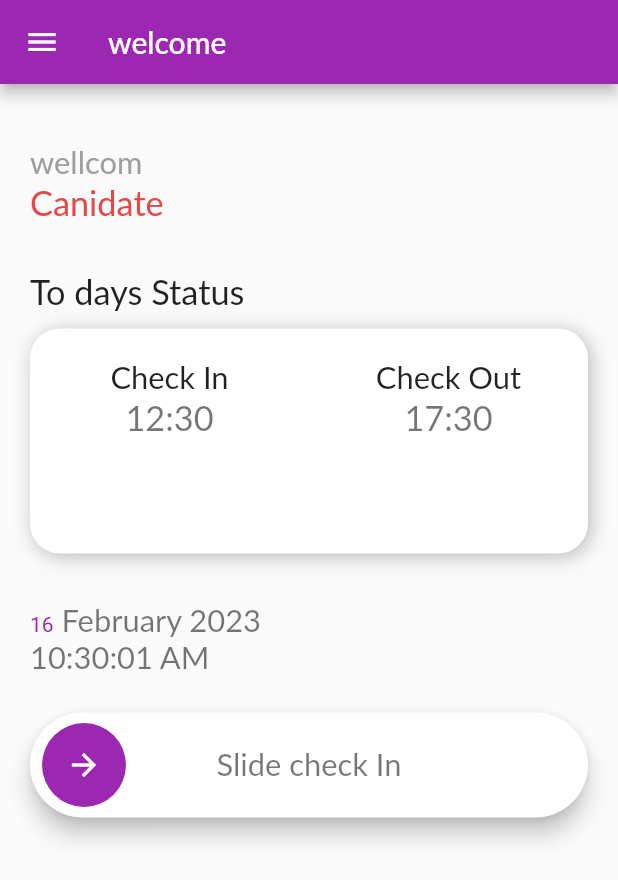
After one commit to aweys231/nani_app, a Flutter app: the CanidateAttandance screen opened by its route, on a phone screen of 412 x 824 dp. The commit adds this screen. Shown: the top 880 px of the screen. Run offline on Flutter 3.47's test engine with Material 2 defaults, Android fonts, the phone set to English and light mode, and no system bars; drawn by our look-alikes of slide_to_act; our stand-ins replace cached_network_image, carousel_slider, dropdown_button2, file_picker, flutter_image_slideshow, flutter_svg and 6 more; missing offline and left inert: contact_picker_web, dropdown_search2, extended_phone_number_input, month_year_picker; accounts and stored records are empty; network calls fail; Roboto replaces fonts that are missing (Lato); statements that could not run were skipped.

Commit message:
02-16-2022

```diff
--- a/lib/main.dart
+++ b/lib/main.dart
@@ -10,6 +10,7 @@ import 'package:nanirecruitment/providers/great_places.dart';
 import 'package:nanirecruitment/providers/legal_info_provider.dart';
 import 'package:nanirecruitment/screens/Availabilities.dart';
 import 'package:nanirecruitment/screens/add_place_screen.dart';
+import 'package:nanirecruitment/screens/attandance.dart';
 import 'package:nanirecruitment/screens/auth_screen.dart';
 import 'package:nanirecruitment/screens/availability.dart';
 import 'package:nanirecruitment/screens/canidate_legal_info.dart';
@@ -100,7 +101,7 @@ class MyApp extends StatelessWidget {
                FilePickerDemo.routeName: (ctx) => FilePickerDemo(),
                 Availability.routeName: (ctx) => Availability(auth.candidate_id),
                 AddPlaceScreen.routeName: (ctx) => AddPlaceScreen(auth.candidate_id),
-                // JobDetails.routeName: (ctx) => JobDetails(id: 1,),
+                CanidateAttandance.routeName: (ctx) => CanidateAttandance(),
         },
       ),
       )
--- /dev/null
+++ b/lib/screens/attandance.dart
@@ -0,0 +1,212 @@
+// ignore_for_file: prefer_const_constructors, unnecessary_import, implementation_imports, avoid_unnecessary_containers, unused_local_variable, empty_catches
+
+import 'package:flutter/material.dart';
+import 'package:flutter/src/widgets/container.dart';
+import 'package:flutter/src/widgets/framework.dart';
+import 'package:http/http.dart';
+import 'package:intl/intl.dart';
+import 'package:nanirecruitment/widgets/app_drawer.dart';
+import 'package:slide_to_act/slide_to_act.dart';
+
+class CanidateAttandance extends StatefulWidget {
+  const CanidateAttandance({super.key});
+  static const routeName = '/candidate-attandance';
+
+  @override
+  State<CanidateAttandance> createState() => _CanidateAttandanceState();
+}
+
+class _CanidateAttandanceState extends State<CanidateAttandance> {
+  double screenHeight = 0;
+  double screenWidth = 0;
+  String checkInt = '--/--';
+  String checkOut = '--/--';
+  void getRecode() async {
+    try {
+      setState(() {
+        checkInt = 'checkInt';
+        checkOut = 'checkOut';
+      });
+    } catch (e) {
+      setState(() {
+        checkInt = '--/--';
+        checkOut = '--/--';
+      });
+    }
+  }
+
+  @override
+  Widget build(BuildContext context) {
+    screenHeight = MediaQuery.of(context).size.height;
+    screenWidth = MediaQuery.of(context).size.width;
+    return Scaffold(
+      appBar: AppBar(
+        title: Text('welcome'),
+      ),
+      drawer: AppDrawer(),
+      body: SingleChildScrollView(
+        padding: EdgeInsets.all(20),
+        child: Column(
+          children: [
+            Container(
+              alignment: Alignment.centerLeft,
+              margin: EdgeInsets.only(top: 20),
+              child: Text(
+                "wellcom",
+                style: TextStyle(
+                  color: Colors.grey,
+                  fontSize: screenWidth / 20,
+                  fontFamily: 'Lato',
+                ),
+              ),
+            ),
+            Container(
+              alignment: Alignment.centerLeft,
+              // margin: EdgeInsets.only(top: 32),
+              child: Text(
+                "Canidate",
+                style: TextStyle(
+                  color: Color.fromARGB(255, 227, 73, 73),
+                  fontSize: screenWidth / 18,
+                  fontFamily: 'Lato',
+                ),
+              ),
+            ),
+            Container(
+              alignment: Alignment.centerLeft,
+              margin: EdgeInsets.only(top: 32),
+              child: Text(
+                "To days Status",
+                style: TextStyle(
+                  fontSize: screenWidth / 18,
+                  fontFamily: 'Lato',
+                ),
+              ),
+            ),
+            Container(
+              margin: EdgeInsets.only(top: 12, bottom: 32),
+              height: 150,
+              decoration: BoxDecoration(
+                color: Colors.white,
+                // ignore: prefer_const_literals_to_create_immutables
+                boxShadow: [
+                  BoxShadow(
+                      color: Colors.black26,
+                      blurRadius: 10,
+                      offset: Offset(2, 2))
+                ],
+                borderRadius: BorderRadius.all(Radius.circular(20)),
+              ),
+              child: Row(
+                mainAxisAlignment: MainAxisAlignment.center,
+                crossAxisAlignment: CrossAxisAlignment.center,
+                children: [
+                  Expanded(
+                      child: Container(
+                    margin: EdgeInsets.only(top: 20),
+                    child: Column(
+                      children: [
+                        Text(
+                          "Check In",
+                          style: TextStyle(
+                            fontSize: screenWidth / 20,
+                            fontFamily: 'Lato',
+                          ),
+                        ),
+                        Text(
+                          "12:30",
+                          style: TextStyle(
+                              fontSize: screenWidth / 18,
+                              fontFamily: 'Lato',
+                              color: Colors.black54),
+                        ),
+                      ],
+                    ),
+                  )),
+                  Expanded(
+                      child: Container(
+                    margin: EdgeInsets.only(top: 20),
+                    child: Column(
+                      children: [
+                        Text(
+                          "Check Out",
+                          style: TextStyle(
+                            fontSize: screenWidth / 20,
+                            fontFamily: 'Lato',
+                          ),
+                        ),
+                        Text(
+                          "17:30",
+                          style: TextStyle(
+                              fontSize: screenWidth / 18,
+                              fontFamily: 'Lato',
+                              color: Colors.black54),
+                        ),
+                      ],
+                    ),
+                  ))
+                ],
+              ),
+            ),
+            Container(
+                alignment: Alignment.centerLeft,
+                child: RichText(
+                  text: TextSpan(
+                      text: DateTime.now().day.toString(),
+                      style: TextStyle(color: Colors.purple),
+                      children: [
+                        TextSpan(
+                          text: DateFormat(' MMMM yyyy').format(DateTime.now()),
+                          style: TextStyle(
+                              fontSize: screenWidth / 20,
+                              fontFamily: 'Lato',
+                              color: Colors.black54),
+                        )
+                      ]),
+                )),
+            StreamBuilder(
+                stream: Stream.periodic(const Duration(seconds: 1)),
+                builder: (context, snapshot) {
+                  return Container(
+                    alignment: Alignment.centerLeft,
+                    child: Text(
+                      DateFormat('hh:mm:ss a').format(DateTime.now()),
+                      style: TextStyle(
+                          fontSize: screenWidth / 20,
+                          fontFamily: 'Lato',
+                          color: Colors.black54),
+                    ),
+                  );
+                }),
+            checkOut == '--/--'
+                ? Container(
+                    margin: EdgeInsets.only(top: 24),
+                    child: Builder(builder: (context) {
+                      final GlobalKey<SlideActionState> key = GlobalKey();
+                      return SlideAction(
+                        text: checkInt == '--/--'
+                            ? "Slide check In"
+                            : "Slide check Out",
+                        textStyle: TextStyle(
+                            fontSize: screenWidth / 20,
+                            fontFamily: 'Lato',
+                            color: Colors.black54),
+                        outerColor: Colors.white,
+                        innerColor: Colors.purple,
+                        key: key,
+                        onSubmit: (() {
+                          key.currentState!.reset();
+                          getRecode();
+                        }),
+                      );
+                    }),
+                  )
+                : Container(
+                    child: Text('You have already check out'),
+                  ),
+          ],
+        ),
+      ),
+    );
+  }
+}
--- a/lib/widgets/app_drawer.dart
+++ b/lib/widgets/app_drawer.dart
@@ -4,6 +4,7 @@ import 'package:flutter/material.dart';
 import 'package:nanirecruitment/helpers/custom_route.dart';
 import 'package:nanirecruitment/screens/Availabilities.dart';
 import 'package:nanirecruitment/screens/add_place_screen.dart';
+import 'package:nanirecruitment/screens/attandance.dart';
 import 'package:nanirecruitment/screens/availability.dart';
 import 'package:nanirecruitment/screens/canidate_legal_info.dart';
 import 'package:nanirecruitment/widgets/file_upload.dart';
@@ -63,6 +64,16 @@ class AppDrawer extends StatelessWidget {
                   .pushReplacementNamed(AddPlaceScreen.routeName);
             },
           ),
+           Divider(),
+          ListTile(
+            leading: Icon(Icons.location_on_outlined),
+            title: Text('Attandance'),
+            onTap: () {
+
+               Navigator.of(context)
+                  .pushReplacementNamed(CanidateAttandance.routeName);
+            },
+          ),
           Divider(),
           ListTile(
             leading: Icon(Icons.exit_to_app),
@@ -75,6 +86,7 @@ class AppDrawer extends StatelessWidget {
               Provider.of<Auth>(context, listen: false).logout();
             },
           ),
+
         ],
       ),
     );
--- a/pubspec.yaml
+++ b/pubspec.yaml
@@ -52,7 +52,7 @@ dependencies:
   cached_network_image: ^3.2.2
   # google_maps_flutter: ^2.0.0
   google_maps_flutter: ^2.2.3
-
+  slide_to_act: ^2.0.1
   # dropdown_search: ^5.0.5
   # simple_slider: ^0.0.2
 
```
Also changed, not shown: pubspec.lock.
